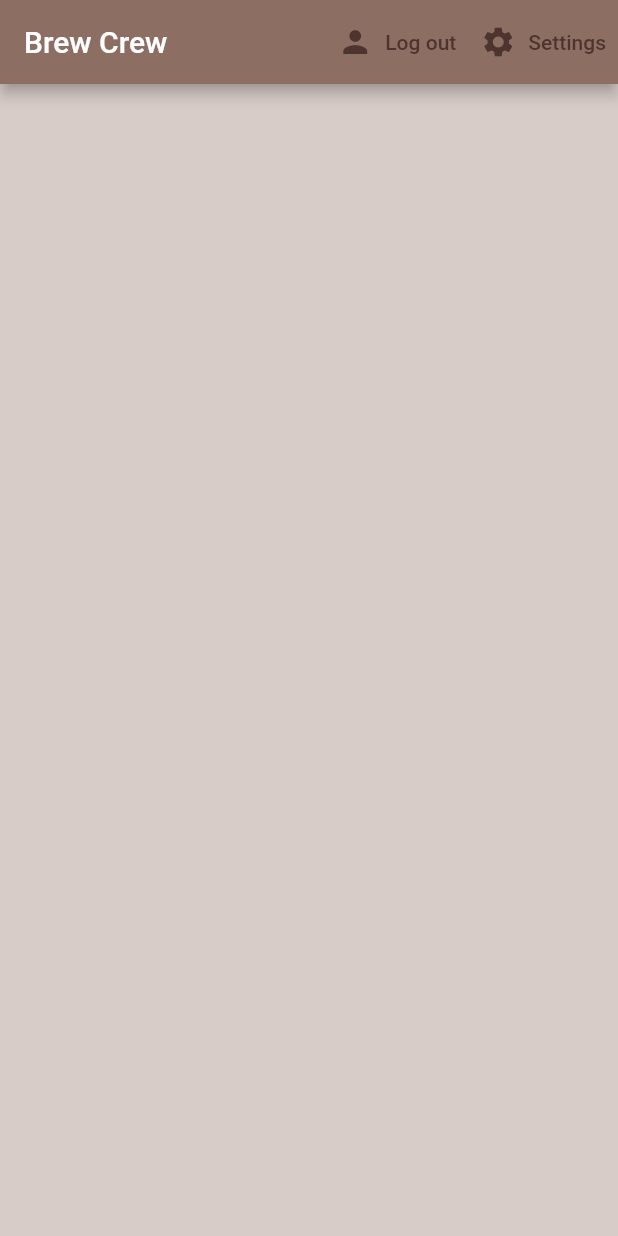
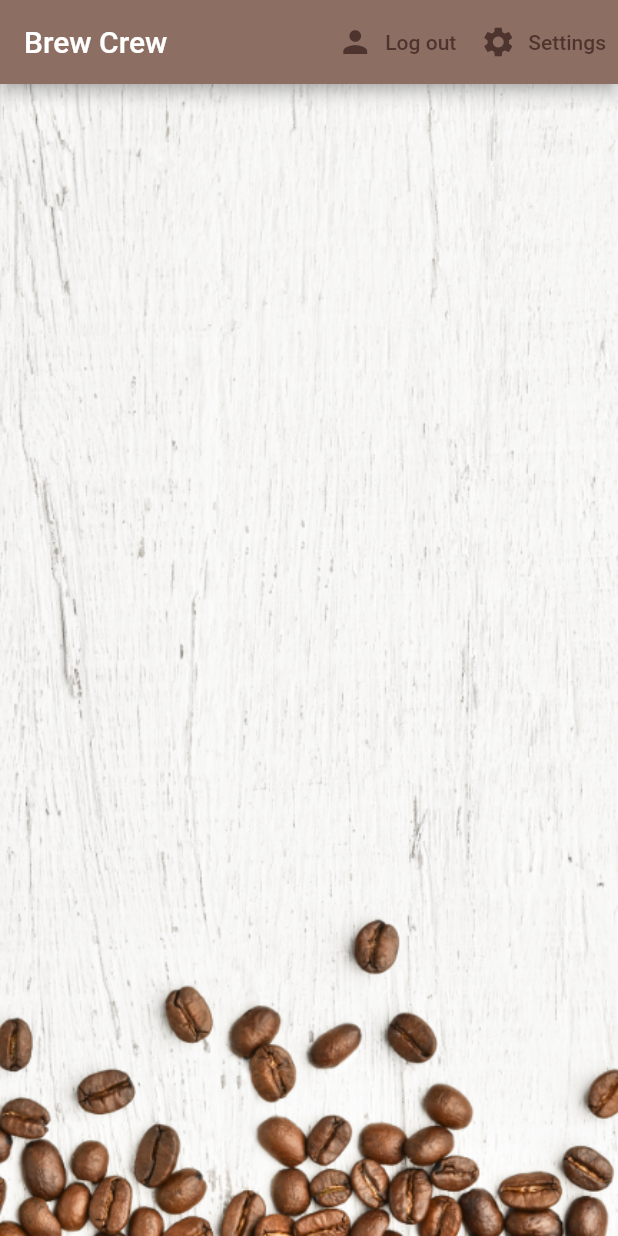
Before and after one commit to eroshunor/brew_crew, a Flutter app: the screen it shows once a user with an empty profile is signed in, on a phone screen of 412 x 824 dp. Run offline on Flutter 3.47's test engine with Material 2 defaults, Android fonts, the phone set to English and light mode, and no system bars; our stand-ins replace cloud_firestore, firebase_auth, firebase_core, flutter_spinkit; accounts and stored records are empty.

Commit message:
background added
background added

```diff
--- a/lib/screens/home_page/home_page.dart
+++ b/lib/screens/home_page/home_page.dart
@@ -47,7 +47,15 @@ class HomePage extends StatelessWidget {
             ),
           ],
         ),
-        body: const BrewList(),
+        body: Container(
+          decoration: const BoxDecoration(
+            image: DecorationImage(
+              image: AssetImage('lib/assets/coffee_bg.png'),
+              fit: BoxFit.cover,
+            ),
+          ),
+          child: const BrewList(),
+        ),
       ),
     );
   }
--- a/pubspec.yaml
+++ b/pubspec.yaml
@@ -62,9 +62,9 @@ flutter:
   uses-material-design: true
 
   # To add assets to your application, add an assets section, like this:
-  # assets:
-  #   - images/a_dot_burr.jpeg
-  #   - images/a_dot_ham.jpeg
+  assets:
+    - lib/assets/
+
 
   # An image asset can refer to one or more resolution-specific "variants", see
   # https://flutter.dev/assets-and-images/#resolution-aware.
```
